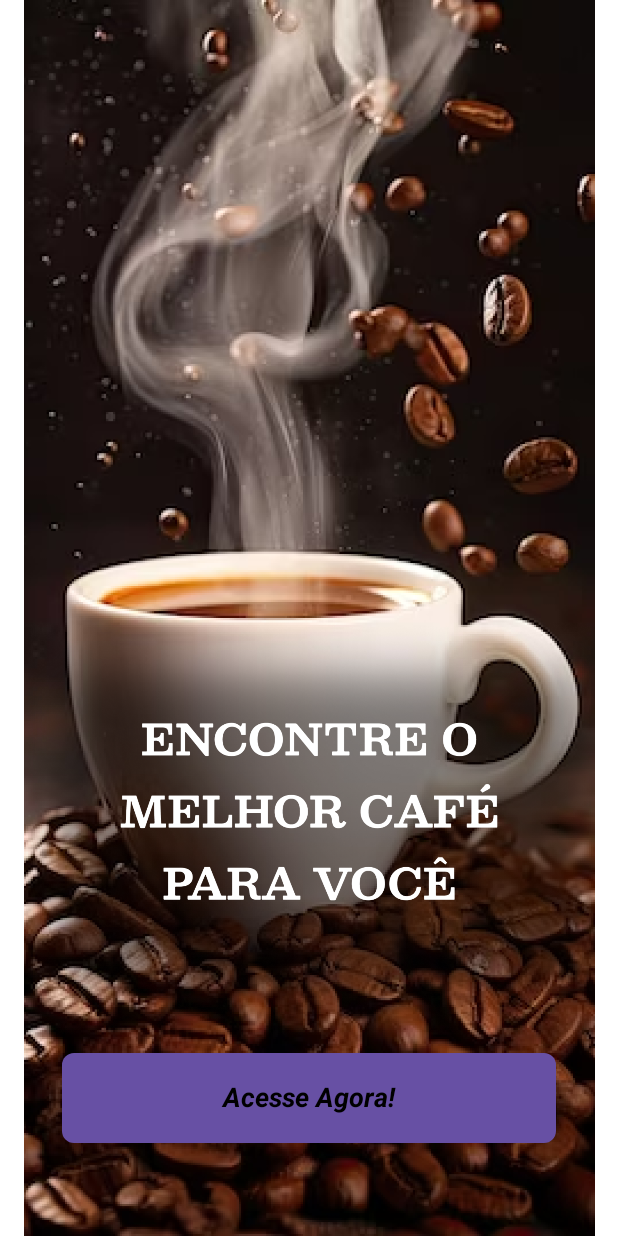
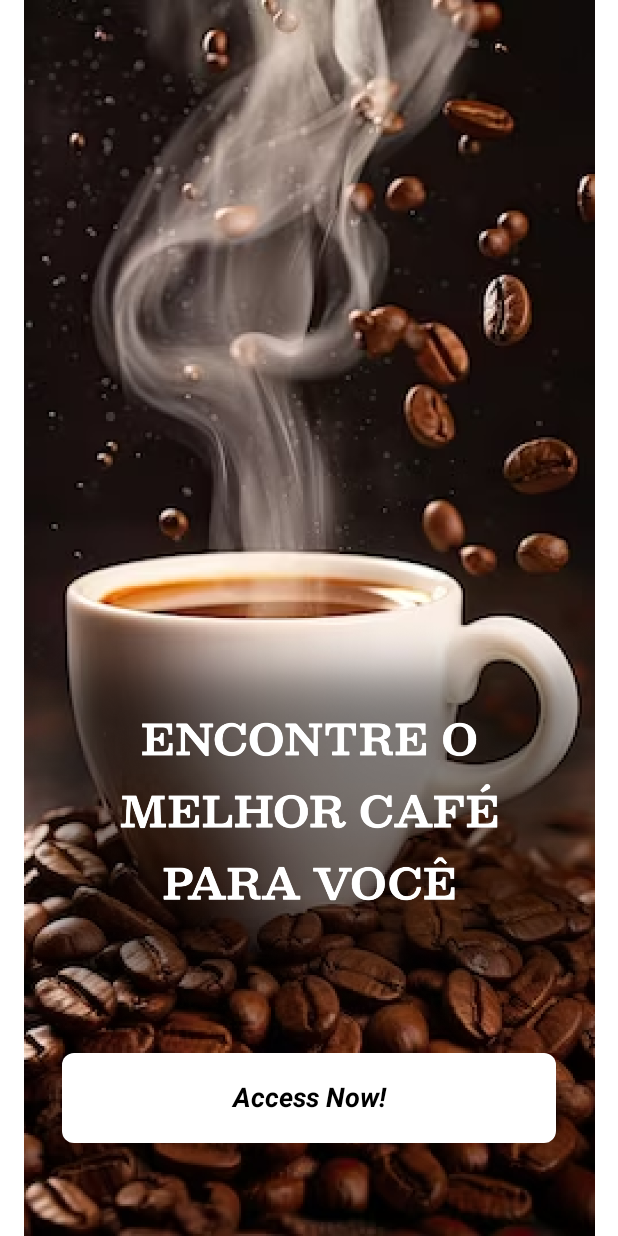
Before and after one commit to vicmazzola/espresso-me, an Android app built with Jetpack Compose: the @Preview function DefaultPreview, on a phone screen of 412 x 824 dp. Run offline under Robolectric (Android 15) with nearby library versions, the light colour scheme and no system bars; our stand-ins replace constraintlayout-compose.

Commit message:
fix: IntroActivity button and text

```diff
--- a/app/src/main/java/com/example/espressome/IntroActivity.kt
+++ b/app/src/main/java/com/example/espressome/IntroActivity.kt
@@ -37,7 +37,7 @@ fun Intro(navController: NavController) {
 
         Image(
             painter = painterResource(id = R.drawable.intro),
-            contentDescription = null,
+            contentDescription = "null",
             modifier = Modifier
                 .fillMaxSize()
                 .constrainAs(logo) {
@@ -46,7 +46,7 @@ fun Intro(navController: NavController) {
         )
         Button(
             onClick = {
-                Log.d("Intro", "Imagem 'intro' clicada")
+                Log.d("Intro", "Image 'intro' clicked")
                 navController.navigate("mainActivityHome")
             },
             modifier = Modifier
@@ -58,9 +58,10 @@ fun Intro(navController: NavController) {
                 .height(60.dp)
                 .fillMaxWidth(0.8f),
             shape = RoundedCornerShape(8.dp),
+            colors = ButtonDefaults.buttonColors(Color.White)
         ) {
             Text(
-                text = "Acesse Agora!",
+                text = "Access Now!",
                 color = Color.Black,
                 style = TextStyle(
                     fontSize = 18.sp,
--- a/gradle/libs.versions.toml
+++ b/gradle/libs.versions.toml
@@ -12,7 +12,7 @@ appcompat = "1.7.0"
 constraintlayout = "2.1.4"
 constraintlayoutCompose = "1.0.1"
 foundation = "1.7.4"
-material = "1.6.7"
+material = "1.12.0"
 materialIconsCore = "1.7.4"
 materialIconsExtended = "1.7.4"
 material3Android = "1.3.0"
@@ -41,7 +41,7 @@ androidx-appcompat = { module = "androidx.appcompat:appcompat", version.ref = "a
 androidx-constraintlayout = { module = "androidx.constraintlayout:constraintlayout", version.ref = "constraintlayout" }
 androidx-constraintlayout-compose = { module = "androidx.constraintlayout:constraintlayout-compose", version.ref = "constraintlayoutCompose" }
 androidx-foundation = { module = "androidx.compose.foundation:foundation", version.ref = "foundation" }
-androidx-material = { module = "androidx.compose.material:material", version.ref = "material" }
+androidx-material = { module = "androidx.compose.material:material" }
 androidx-material-icons-core = { module = "androidx.compose.material:material-icons-core", version.ref = "materialIconsCore" }
 androidx-material-icons-extended = { module = "androidx.compose.material:material-icons-extended", version.ref = "materialIconsExtended" }
 androidx-material3-android = { group = "androidx.compose.material3", name = "material3-android", version.ref = "material3Android" }
```
